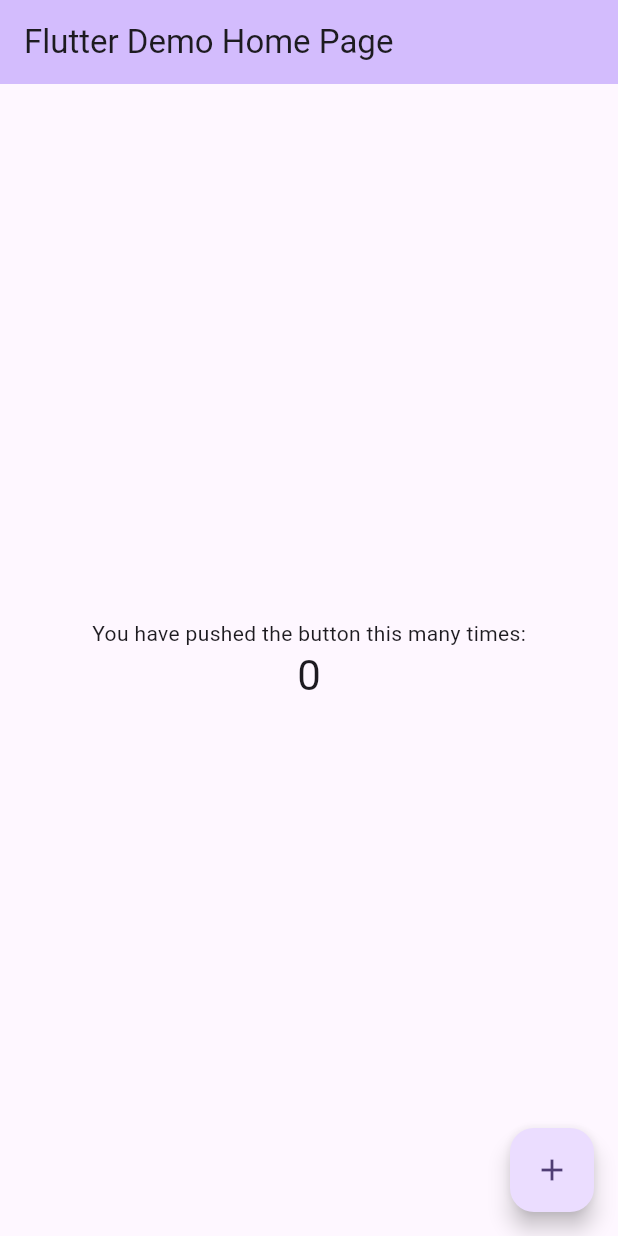
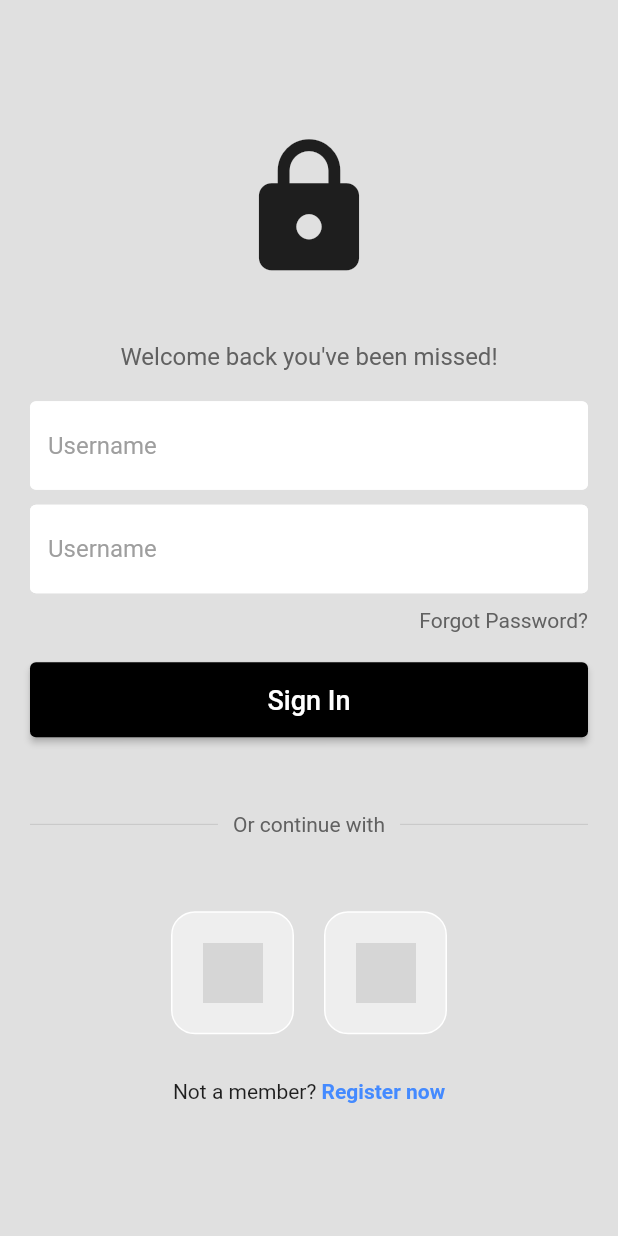
Before and after one commit to realjcwkm/modern-login-flutter, a Flutter app: the screen it shows after launch, on a phone screen of 412 x 824 dp. Run offline on Flutter 3.47's test engine with Material 2 defaults, Android fonts, the phone set to English and light mode, and no system bars; grey boxes are pictures that could not be loaded.

Commit message:
criando pagina de login

```diff
--- a/lib/main.dart
+++ b/lib/main.dart
@@ -1,4 +1,7 @@
 import 'package:flutter/material.dart';
+import 'package:modern_login_flutter/component/fieldForm.dart';
+import 'package:modern_login_flutter/component/iconOption.dart';
+import 'package:modern_login_flutter/component/loginButton.dart';
 
 void main() {
   runApp(const MyApp());
@@ -11,115 +14,152 @@ class MyApp extends StatelessWidget {
   @override
   Widget build(BuildContext context) {
     return MaterialApp(
-      title: 'Flutter Demo',
-      theme: ThemeData(
-        // This is the theme of your application.
-        //
-        // TRY THIS: Try running your application with "flutter run". You'll see
-        // the application has a blue toolbar. Then, without quitting the app,
-        // try changing the seedColor in the colorScheme below to Colors.green
-        // and then invoke "hot reload" (save your changes or press the "hot
-        // reload" button in a Flutter-supported IDE, or press "r" if you used
-        // the command line to start the app).
-        //
-        // Notice that the counter didn't reset back to zero; the application
-        // state is not lost during the reload. To reset the state, use hot
-        // restart instead.
-        //
-        // This works for code too, not just values: Most code changes can be
-        // tested with just a hot reload.
-        colorScheme: ColorScheme.fromSeed(seedColor: Colors.deepPurple),
-        useMaterial3: true,
-      ),
-      home: const MyHomePage(title: 'Flutter Demo Home Page'),
+      home: LoginPage(),
     );
   }
 }
 
-class MyHomePage extends StatefulWidget {
-  const MyHomePage({super.key, required this.title});
+class LoginPage extends StatelessWidget {
+  final usernameController = TextEditingController();
+  final passwordController = TextEditingController();
 
-  // This widget is the home page of your application. It is stateful, meaning
-  // that it has a State object (defined below) that contains fields that affect
-  // how it looks.
-
-  // This class is the configuration for the state. It holds the values (in this
-  // case the title) provided by the parent (in this case the App widget) and
-  // used by the build method of the State. Fields in a Widget subclass are
-  // always marked "final".
-
-  final String title;
+  LoginPage({super.key});
 
   @override
-  State<MyHomePage> createState() => _MyHomePageState();
-}
-
-class _MyHomePageState extends State<MyHomePage> {
-  int _counter = 0;
-
-  void _incrementCounter() {
-    setState(() {
-      // This call to setState tells the Flutter framework that something has
-      // changed in this State, which causes it to rerun the build method below
-      // so that the display can reflect the updated values. If we changed
-      // _counter without calling setState(), then the build method would not be
-      // called again, and so nothing would appear to happen.
-      _counter++;
-    });
-  }
-
-  @override
-  Widget build(BuildContext context) {
-    // This method is rerun every time setState is called, for instance as done
-    // by the _incrementCounter method above.
-    //
-    // The Flutter framework has been optimized to make rerunning build methods
-    // fast, so that you can just rebuild anything that needs updating rather
-    // than having to individually change instances of widgets.
+  Widget build(Object context) {
     return Scaffold(
-      appBar: AppBar(
-        // TRY THIS: Try changing the color here to a specific color (to
-        // Colors.amber, perhaps?) and trigger a hot reload to see the AppBar
-        // change color while the other colors stay the same.
-        backgroundColor: Theme.of(context).colorScheme.inversePrimary,
-        // Here we take the value from the MyHomePage object that was created by
-        // the App.build method, and use it to set our appbar title.
-        title: Text(widget.title),
-      ),
-      body: Center(
-        // Center is a layout widget. It takes a single child and positions it
-        // in the middle of the parent.
-        child: Column(
-          // Column is also a layout widget. It takes a list of children and
-          // arranges them vertically. By default, it sizes itself to fit its
-          // children horizontally, and tries to be as tall as its parent.
-          //
-          // Column has various properties to control how it sizes itself and
-          // how it positions its children. Here we use mainAxisAlignment to
-          // center the children vertically; the main axis here is the vertical
-          // axis because Columns are vertical (the cross axis would be
-          // horizontal).
-          //
-          // TRY THIS: Invoke "debug painting" (choose the "Toggle Debug Paint"
-          // action in the IDE, or press "p" in the console), to see the
-          // wireframe for each widget.
-          mainAxisAlignment: MainAxisAlignment.center,
-          children: <Widget>[
-            const Text(
-              'You have pushed the button this many times:',
-            ),
-            Text(
-              '$_counter',
-              style: Theme.of(context).textTheme.headlineMedium,
-            ),
-          ],
+      backgroundColor: Colors.grey[300],
+      body: SafeArea(
+        child: Center(
+          child: Column(
+            mainAxisAlignment: MainAxisAlignment.center,
+            children: [
+              //Icone lock
+              const Icon(
+                Icons.lock,
+                size: 100,
+              ),
+              const SizedBox(
+                height: 40,
+              ),
+              //Texto Bem vindo de volta
+              Text(
+                "Welcome back you've been missed!",
+                style: TextStyle(
+                  color: Colors.grey[700],
+                  fontSize: 16,
+                ),
+              ),
+              const SizedBox(
+                height: 20,
+              ),
+              //Campo Login
+              FieldForm(
+                controller: usernameController,
+                hintText: "Username",
+                obscuredText: false,
+              ),
+              const SizedBox(
+                height: 10,
+              ),
+              //Campo Senha
+              FieldForm(
+                controller: passwordController,
+                hintText: "Password",
+                obscuredText: false,
+              ),
+              const SizedBox(
+                height: 10,
+              ),
+              //Esqueceu senha
+              Padding(
+                padding: const EdgeInsets.symmetric(horizontal: 20.0),
+                child: Row(
+                  mainAxisAlignment: MainAxisAlignment.end,
+                  children: [
+                    Text(
+                      "Forgot Password?",
+                      style: TextStyle(
+                        color: Colors.grey.shade700,
+                      ),
+                    ),
+                  ],
+                ),
+              ),
+              const SizedBox(
+                height: 20,
+              ),
+              //Botao login
+              const LoginButton(text: "Sign In"),
+              const SizedBox(
+                height: 50,
+              ),
+              //Texto continue
+              Padding(
+                padding: const EdgeInsets.symmetric(horizontal: 20.0),
+                child: Row(
+                  children: [
+                    Expanded(
+                      child: Divider(
+                        color: Colors.grey[400],
+                        thickness: 0.5,
+                      ),
+                    ),
+                    Padding(
+                      padding: const EdgeInsets.symmetric(horizontal: 10.0),
+                      child: Text(
+                        'Or continue with',
+                        style: TextStyle(color: Colors.grey[700]),
+                      ),
+                    ),
+                    Expanded(
+                      child: Divider(
+                        thickness: 0.5,
+                        color: Colors.grey[400],
+                      ),
+                    ),
+                  ],
+                ),
+              ),
+              const SizedBox(
+                height: 50,
+              ),
+              //Icones google apple
+              const Row(
+                mainAxisAlignment: MainAxisAlignment.center,
+                children: [
+                  IconOption(
+                    imagePath: "assets/images/google.png",
+                  ),
+                  SizedBox(
+                    width: 20,
+                  ),
+                  IconOption(
+                    imagePath: "assets/images/apple.png",
+                  ),
+                ],
+              ),
+              const SizedBox(
+                height: 30,
+              ),
+              //Texto Registrar
+              const Row(
+                mainAxisAlignment: MainAxisAlignment.center,
+                children: [
+                  Text("Not a member? "),
+                  Text(
+                    "Register now",
+                    style: TextStyle(
+                      fontWeight: FontWeight.bold,
+                      color: Colors.blueAccent,
+                    ),
+                  ),
+                ],
+              ),
+            ],
+          ),
         ),
       ),
-      floatingActionButton: FloatingActionButton(
-        onPressed: _incrementCounter,
-        tooltip: 'Increment',
-        child: const Icon(Icons.add),
-      ), // This trailing comma makes auto-formatting nicer for build methods.
     );
   }
 }
```
